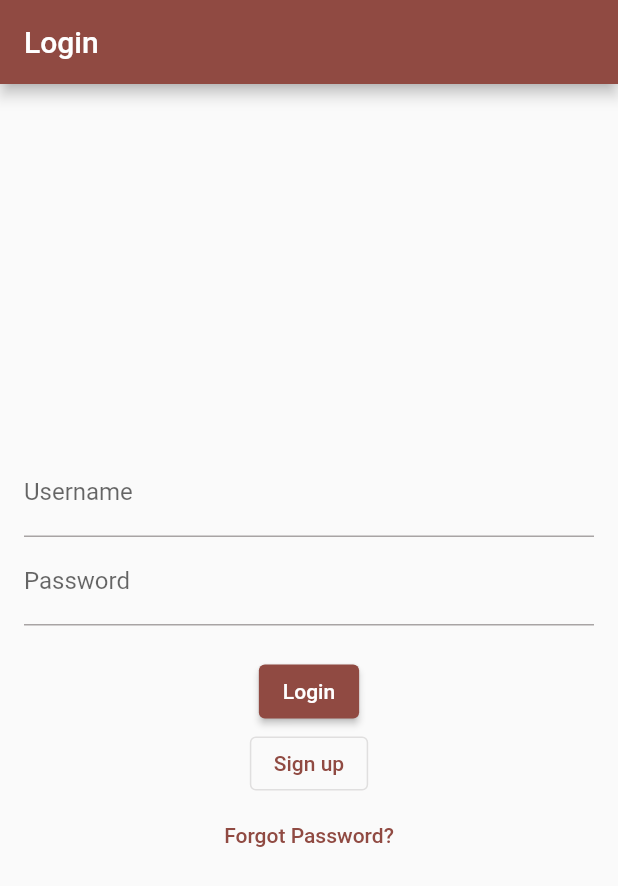
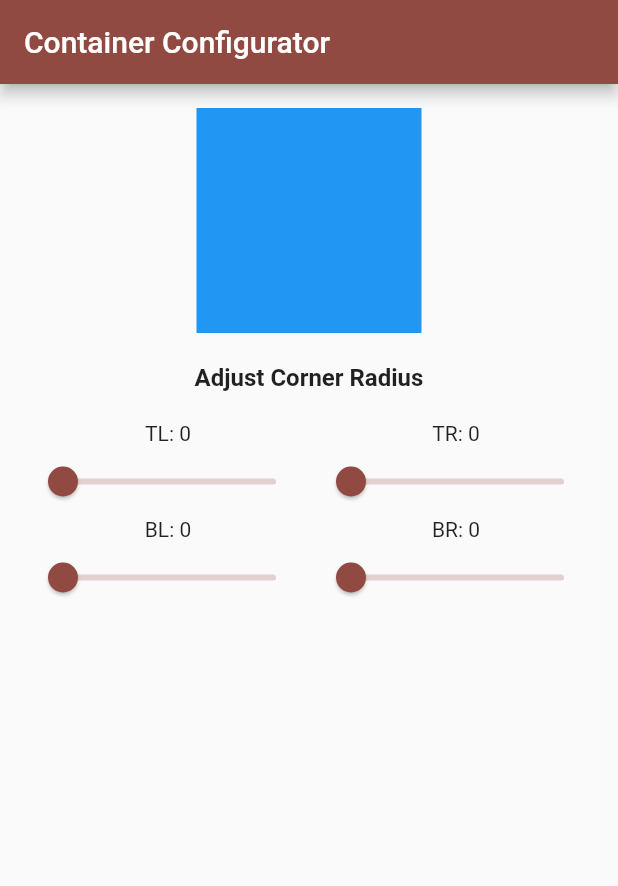
Before and after one commit to Poultergeist/Vladyslav-Lohatskiy-IPZ-33-Labs-11v, a Flutter app: the screen it shows after launch, on a phone screen of 412 x 824 dp. Shown: the top 886 px of the screen. Run offline on Flutter 3.47's test engine with Material 3 defaults, Android fonts, the phone set to English and light mode, and no system bars.

Commit message:
Updated files for lab 7

```diff
--- a/lib/main.dart
+++ b/lib/main.dart
@@ -1,13 +1,10 @@
 import 'package:flutter/material.dart';
-import './widgets/login_screen.dart';
 
 void main() {
-  runApp(const MyApp());
+  runApp(MyApp());
 }
 
 class MyApp extends StatelessWidget {
-  const MyApp({super.key});
-
   @override
   Widget build(BuildContext context) {
     return MaterialApp(
@@ -16,7 +13,101 @@ class MyApp extends StatelessWidget {
         colorScheme: ColorScheme.fromSeed(seedColor: Colors.red),
         useMaterial3: false,
       ),
-      home: const LoginScreen(),
+      home: ConfiguratorScreen(),
     );
   }
 }
+
+class ConfiguratorScreen extends StatefulWidget {
+  @override
+  _ConfiguratorScreenState createState() => _ConfiguratorScreenState();
+}
+
+class _ConfiguratorScreenState extends State<ConfiguratorScreen> {
+  double topLeftRadius = 0.0;
+  double topRightRadius = 0.0;
+  double bottomLeftRadius = 0.0;
+  double bottomRightRadius = 0.0;
+
+  @override
+  Widget build(BuildContext context) {
+    return Scaffold(
+      appBar: AppBar(
+        title: Text('Container Configurator'),
+      ),
+      body: Padding(
+        padding: const EdgeInsets.all(16.0),
+        child: Column(
+          children: [
+            Container(
+              width: 150,
+              height: 150,
+              decoration: BoxDecoration(
+                color: Colors.blue,
+                borderRadius: BorderRadius.only(
+                  topLeft: Radius.circular(topLeftRadius),
+                  topRight: Radius.circular(topRightRadius),
+                  bottomLeft: Radius.circular(bottomLeftRadius),
+                  bottomRight: Radius.circular(bottomRightRadius),
+                ),
+              ),
+            ),
+            SizedBox(height: 20),
+            Text(
+              'Adjust Corner Radius',
+              style: TextStyle(fontSize: 16, fontWeight: FontWeight.bold),
+            ),
+            SizedBox(height: 20),
+            // Grid of sliders for each corner
+            Row(
+              mainAxisAlignment: MainAxisAlignment.spaceBetween,
+              children: [
+                _buildSlider("TL", topLeftRadius, (value) {
+                  setState(() {
+                    topLeftRadius = value;
+                  });
+                }),
+                _buildSlider("TR", topRightRadius, (value) {
+                  setState(() {
+                    topRightRadius = value;
+                  });
+                }),
+              ],
+            ),
+            Row(
+              mainAxisAlignment: MainAxisAlignment.spaceBetween,
+              children: [
+                _buildSlider("BL", bottomLeftRadius, (value) {
+                  setState(() {
+                    bottomLeftRadius = value;
+                  });
+                }),
+                _buildSlider("BR", bottomRightRadius, (value) {
+                  setState(() {
+                    bottomRightRadius = value;
+                  });
+                }),
+              ],
+            ),
+          ],
+        ),
+      ),
+    );
+  }
+
+  Widget _buildSlider(String label, double value, ValueChanged<double> onChanged) {
+    return Column(
+      mainAxisSize: MainAxisSize.min,
+      children: [
+        Text('$label: ${value.toStringAsFixed(0)}'),
+        Slider(
+          value: value,
+          min: 0,
+          max: 150,
+          divisions: 150,
+          onChanged: onChanged,
+        ),
+      ],
+    );
+  }
+}
--- a/lib/widgets/login_screen.dart
+++ /dev/null
@@ -1,66 +0,0 @@
-import 'package:flutter/material.dart';
-import './reset_password_screen.dart';
-import './signup_screen.dart';
-
-class LoginScreen extends StatelessWidget {
-  const LoginScreen({Key? key}) : super(key: key);
-
-  @override
-  Widget build(BuildContext context) {
-    return Scaffold(
-      appBar: AppBar(title: const Text("Login")),
-      body: Padding(
-        padding: const EdgeInsets.all(16.0),
-        child: Column(
-          mainAxisAlignment: MainAxisAlignment.center,
-          children: [
-            const TextField(
-              decoration: InputDecoration(labelText: "Username"),
-            ),
-            const TextField(
-              obscureText: true,
-              decoration: InputDecoration(labelText: "Password"),
-            ),
-            const SizedBox(height: 20),
-            ElevatedButton(
-              onPressed: () => {
-                showDialog(
-                  context: context,
-                  builder: (BuildContext ctx) {
-                    return const AlertDialog(
-                      title: Text('Message'),
-                      content: Text("Login pressed"),
-                    );
-                  },
-                )
-              },
-              child: const Text("Login"),
-            ),
-            OutlinedButton(
-              onPressed: () => {
-                Navigator.push(
-                  context,
-                  MaterialPageRoute(
-                    builder: (context) => const SignupScreen(),
-                  ),
-                )
-              },
-              child: const Text("Sign up"),
-            ),
-            TextButton(
-              onPressed: () => {
-                Navigator.push(
-                  context,
-                  MaterialPageRoute(
-                    builder: (context) => const ResetPasswordScreen(),
-                  ),
-                )
-              },
-              child: const Text("Forgot Password?"),
-            ),
-          ],
-        ),
-      ),
-    );
-  }
-}
```
Also changed, not shown: lib/widgets/reset_password_screen.dart (deleted, +0 -44 lines), lib/widgets/signup_screen.dart (deleted, +0 -51 lines).
